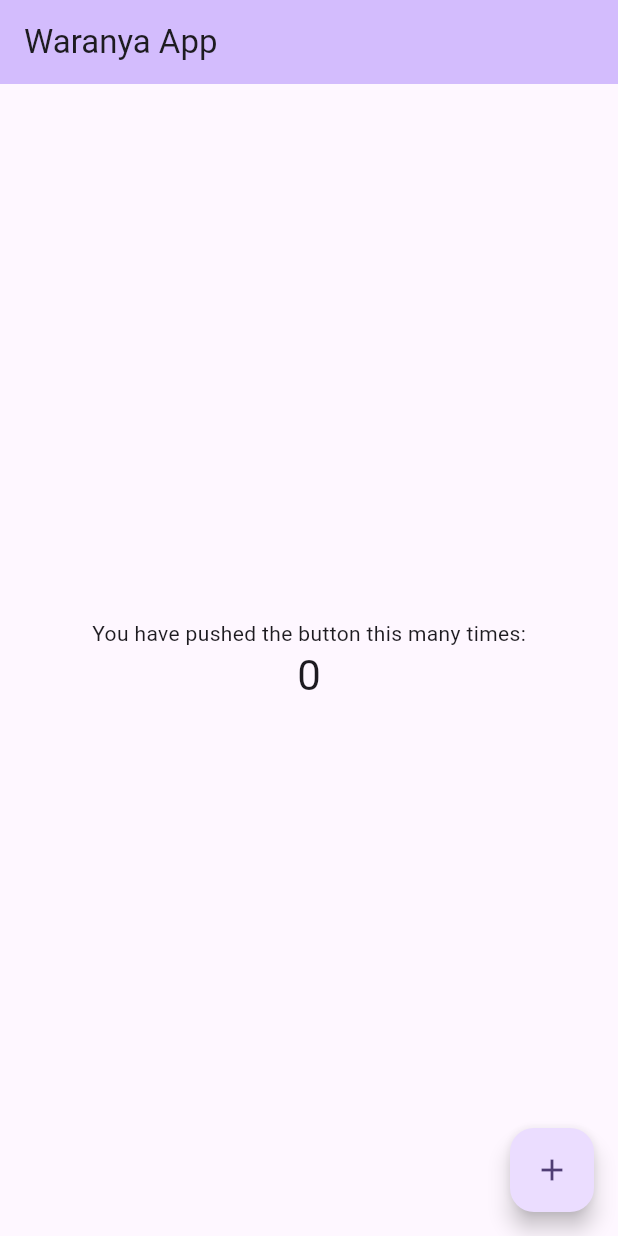
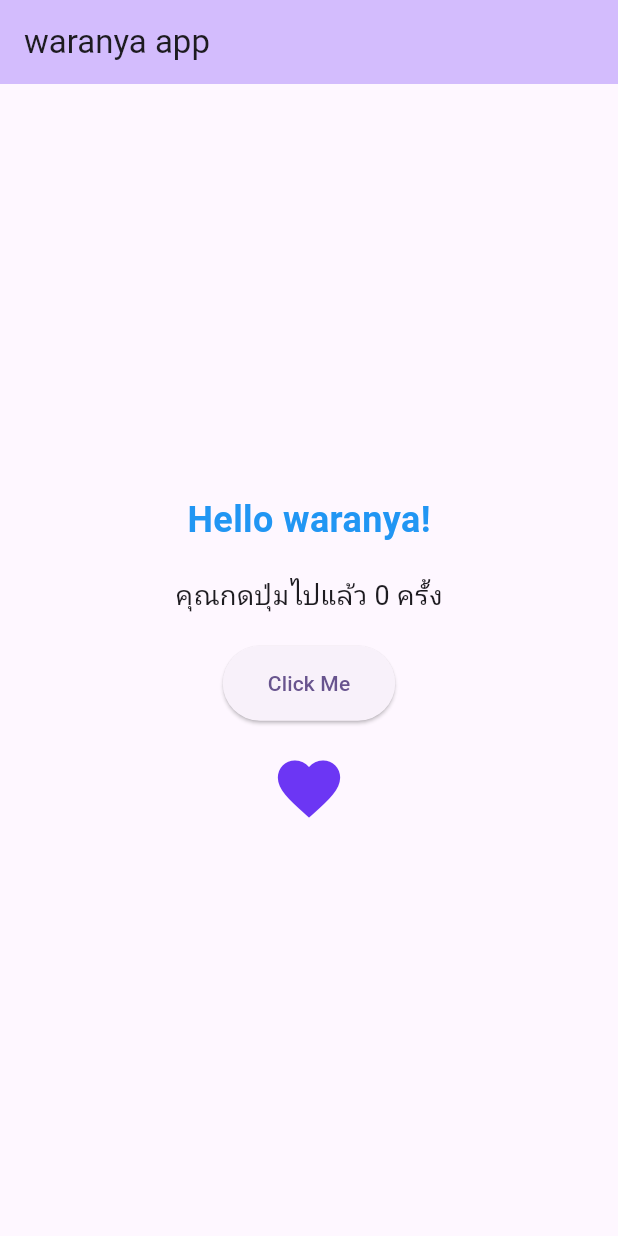
Before and after one commit to waranya154/my_first_fltter_app, a Flutter app: the screen it shows after launch, on a phone screen of 412 x 824 dp. Run offline on Flutter 3.47's test engine with Material 3 defaults, Android fonts, the phone set to English and light mode, and no system bars.

Commit message:
first commit

```diff
--- a/lib/main.dart
+++ b/lib/main.dart
@@ -1,5 +1,4 @@
 import 'package:flutter/material.dart';
-import 'package:fmy_lutter/my_home_page.dart';
 
 void main() {
   runApp(const MyApp());
@@ -8,15 +7,78 @@ void main() {
 class MyApp extends StatelessWidget {
   const MyApp({super.key});
 
+  // This widget is the root of your application.
   @override
   Widget build(BuildContext context) {
     return MaterialApp(
       title: 'Flutter Demo',
       theme: ThemeData(
-
         colorScheme: ColorScheme.fromSeed(seedColor: Colors.deepPurple),
       ),
-      home: const MyHomePage(title: 'Waranya App'),
+      home: const MyHomePage(title: 'waranya app'),
     );
   }
 }
+
+class MyHomePage extends StatefulWidget {
+  const MyHomePage({super.key, required this.title});
+
+  final String title;
+
+  @override
+  State<MyHomePage> createState() => _MyHomePageState();
+}
+
+class _MyHomePageState extends State<MyHomePage> {
+  int _counter = 0;
+
+  void _incrementCounter() {
+    setState(() {
+      _counter++;
+    });
+  }
+
+  @override
+  Widget build(BuildContext context) {
+    return Scaffold(
+      appBar: AppBar(
+        backgroundColor: Theme.of(context).colorScheme.inversePrimary,
+        title: Text(widget.title),
+      ),
+      body: Center(
+        child: Column(
+          mainAxisAlignment: MainAxisAlignment.center,
+          children: [
+            Text(
+              'Hello waranya!',
+              style: TextStyle(
+                fontSize: 24,
+                fontWeight: FontWeight.bold,
+                color: Colors.blue,
+              ),
+            ),
+            SizedBox(height: 20),
+            Text(
+              'คุณกดปุ่มไปแล้ว $_counter ครั้ง',
+              style: TextStyle(fontSize: 18),
+            ),
+            SizedBox(height: 20),
+            ElevatedButton(
+              onPressed: _incrementCounter,
+              child: Text('Click Me'),
+              style: ElevatedButton.styleFrom(
+                padding: EdgeInsets.symmetric(horizontal: 30, vertical: 15),
+              ),
+            ),
+            SizedBox(height: 20),
+            Icon(
+              Icons.favorite,
+              color: const Color.fromARGB(255, 108, 54, 244),
+              size: 50,
+            ),
+          ],
+        ),
+      ),
+    );
+  }
+}
--- a/lib/my_home_page.dart
+++ b/lib/my_home_page.dart
@@ -1,54 +1,15 @@
 import 'package:flutter/material.dart';
 
 class MyHomePage extends StatefulWidget {
-  const MyHomePage({super.key, required this.title});
-
-
-  final String title;
+  const MyHomePage({super.key});
 
   @override
   State<MyHomePage> createState() => _MyHomePageState();
 }
 
 class _MyHomePageState extends State<MyHomePage> {
-  int _counter = 0;
-
-  void _incrementCounter() {
-    setState(() {
-
-      _counter++;
-    });
-  }
-
   @override
   Widget build(BuildContext context) {
-
-    return Scaffold(
-      appBar: AppBar(
-
-        backgroundColor: Theme.of(context).colorScheme.inversePrimary,
-
-        title: Text(widget.title),
-      ),
-      body: Center(
-
-        child: Column(
-
-          mainAxisAlignment: MainAxisAlignment.center,
-          children: <Widget>[
-            const Text('You have pushed the button this many times:'),
-            Text(
-              '$_counter',
-              style: Theme.of(context).textTheme.headlineMedium,
-            ),
-          ],
-        ),
-      ),
-      floatingActionButton: FloatingActionButton(
-        onPressed: _incrementCounter,
-        tooltip: 'Increment',
-        child: const Icon(Icons.add),
-      ),
-    );
+    return const Placeholder();
   }
 }
```
